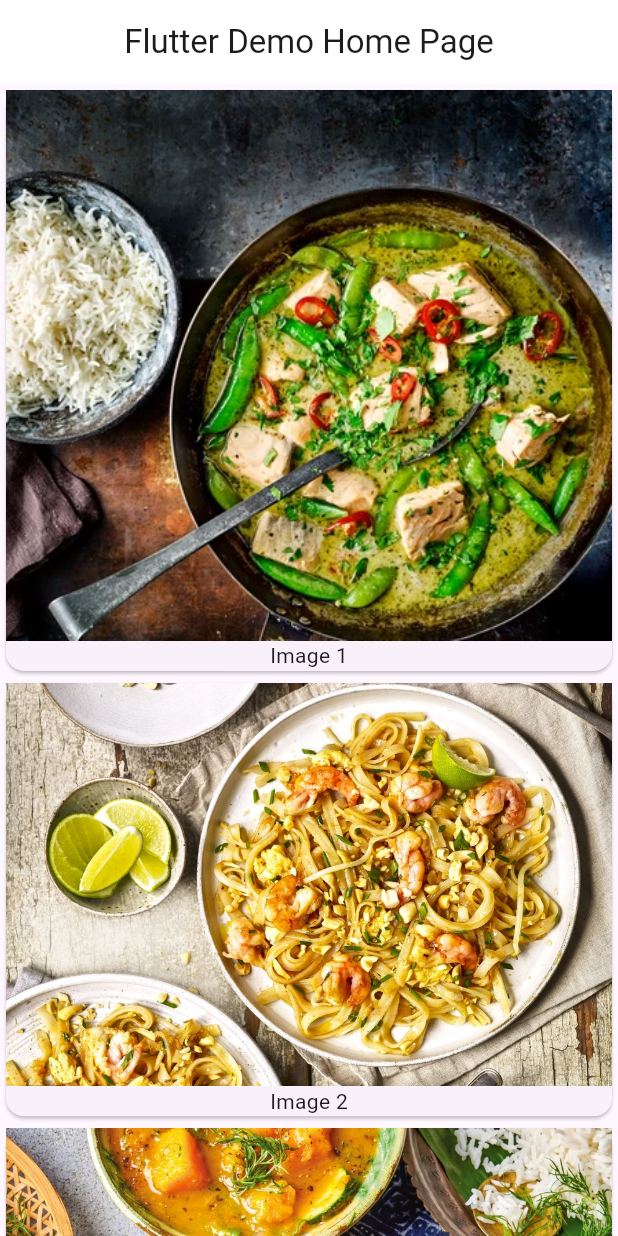
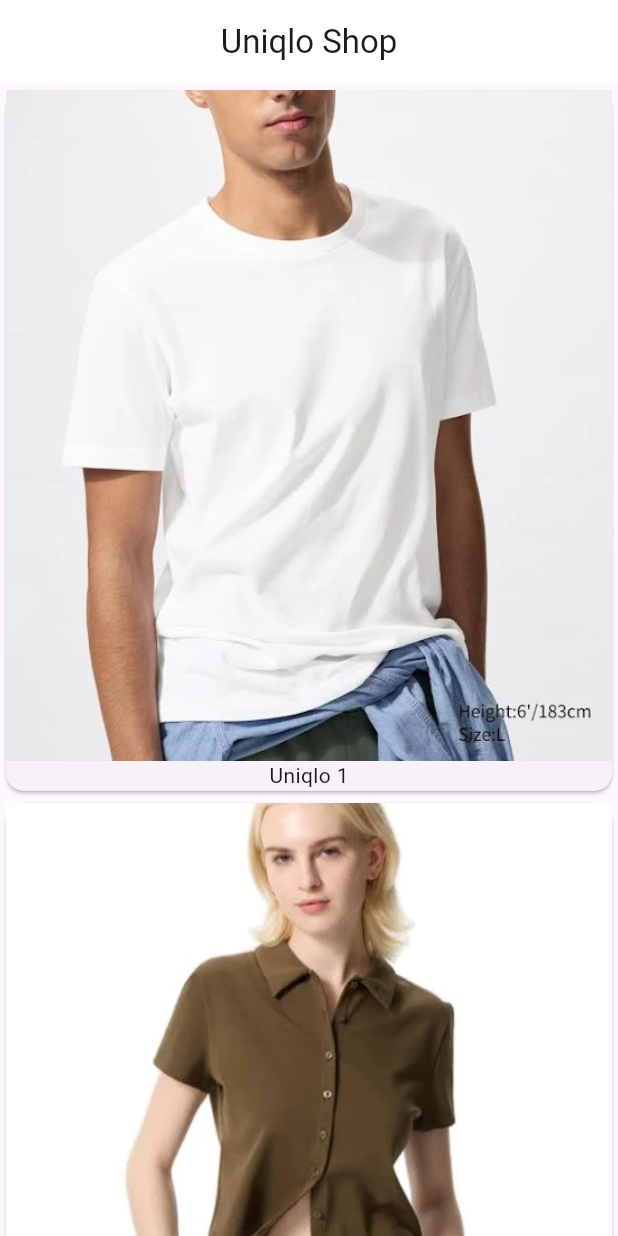
Before and after one commit to mrarmmy-source/myapp, a Flutter app: the screen it shows after launch, on a phone screen of 412 x 824 dp. Run offline on Flutter 3.47's test engine with Material 3 defaults, Android fonts, the phone set to English and light mode, and no system bars.

Commit message:
Uniqlo Shop Design

```diff
--- a/lib/Models/recipe.dart
+++ b/lib/Models/recipe.dart
@@ -6,10 +6,15 @@ class Recipe {
   Recipe(this.imageUrl, this.imgLabel);
 
   static List<Recipe> samples = [
-    Recipe('assets/images/image1.webp', 'Image 1'),
-    Recipe('assets/images/image2.webp', 'Image 2'),
-    Recipe('assets/images/image3.webp', 'Image 3'),
-    Recipe('assets/images/image5.webp', 'Image 4'),
-
+    Recipe('assets/images/Uniqlo1.webp', 'Uniqlo 1'),
+    Recipe('assets/images/Uniqlo2.webp', 'Uniqlo 2'),
+    Recipe('assets/images/Uniqlo3.webp', 'Uniqlo 3'),
+    Recipe('assets/images/Uniqlo4.webp', 'Uniqlo 4'),
+    Recipe('assets/images/Uniqlo5.webp', 'Uniqlo 5'),
+    Recipe('assets/images/Uniqlo6.webp', 'Uniqlo 6'),
+    Recipe('assets/images/Uniqlo7.webp', 'Uniqlo 7'),
+    Recipe('assets/images/Uniqlo8.webp', 'Uniqlo 8'),
+    Recipe('assets/images/Uniqlo9.webp', 'Uniqlo 9'),
+    Recipe('assets/images/Uniqlo10.webp', 'Uniqlo 10'),
   ];
 }
--- a/lib/main.dart
+++ b/lib/main.dart
@@ -17,7 +17,7 @@ class RecipeApp extends StatelessWidget {
         appBarTheme: const AppBarTheme(centerTitle: true),
         colorScheme: ColorScheme.fromSeed(seedColor: Colors.deepPurple),
       ),
-      home: const MyHomePage(title: 'Flutter Demo Home Page'),
+      home: const MyHomePage(title: 'Uniqlo Shop'),
     );
   }
 }
```
Also changed, not shown: assets/images/Uniqlo1.webp (added), assets/images/Uniqlo10.webp (added), assets/images/Uniqlo2.webp (added), assets/images/Uniqlo3.webp (added), assets/images/Uniqlo4.webp (added), assets/images/Uniqlo5.webp (added), assets/images/Uniqlo6.webp (added), assets/images/Uniqlo7.webp (added), assets/images/Uniqlo8.webp (added), assets/images/Uniqlo9.webp (added).
